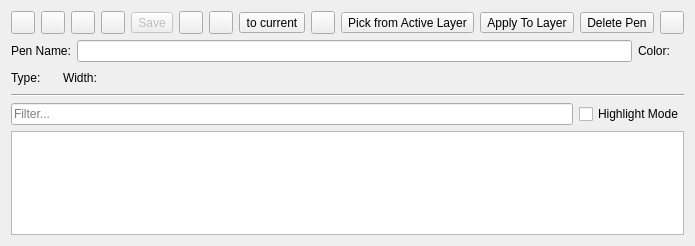
LibreCAD/LibreCAD, file librecad/src/ui/lc_penpalettewidget.ui: the form before one commit.
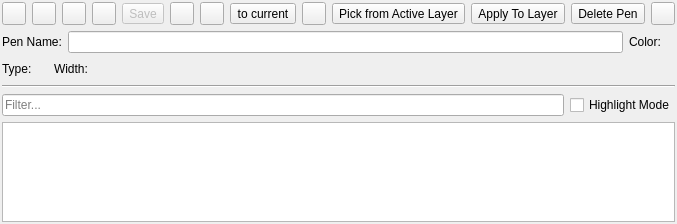
The form after the commit. Icons and pictures are not drawn. Custom widgets are drawn as their Qt base class.

The edit to the form file:
```diff
--- a/librecad/src/ui/lc_penpalettewidget.ui
+++ b/librecad/src/ui/lc_penpalettewidget.ui
@@ -6,12 +6,12 @@
    <rect>
     <x>0</x>
     <y>0</y>
-    <width>404</width>
-    <height>246</height>
+    <width>339</width>
+    <height>224</height>
    </rect>
   </property>
   <property name="sizePolicy">
-   <sizepolicy hsizetype="Expanding" vsizetype="Preferred">
+   <sizepolicy hsizetype="Minimum" vsizetype="Preferred">
     <horstretch>0</horstretch>
     <verstretch>0</verstretch>
    </sizepolicy>
@@ -23,6 +23,18 @@
    <property name="sizeConstraint">
     <enum>QLayout::SetDefaultConstraint</enum>
    </property>
+   <property name="leftMargin">
+    <number>2</number>
+   </property>
+   <property name="topMargin">
+    <number>2</number>
+   </property>
+   <property name="rightMargin">
+    <number>2</number>
+   </property>
+   <property name="bottomMargin">
+    <number>2</number>
+   </property>
    <item row="8" column="0" colspan="2">
     <widget class="Line" name="line">
      <property name="orientation">
```
Left out of the diff: 9 changed lines with no effect on the pictures.
